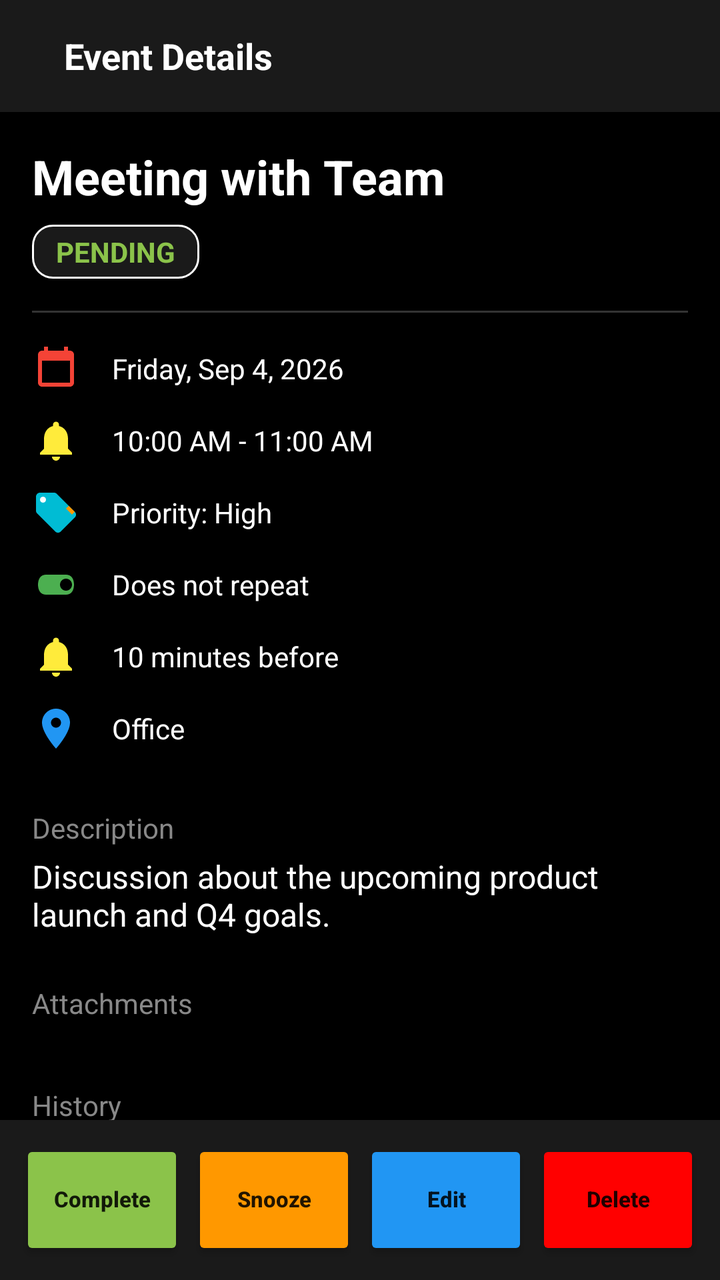
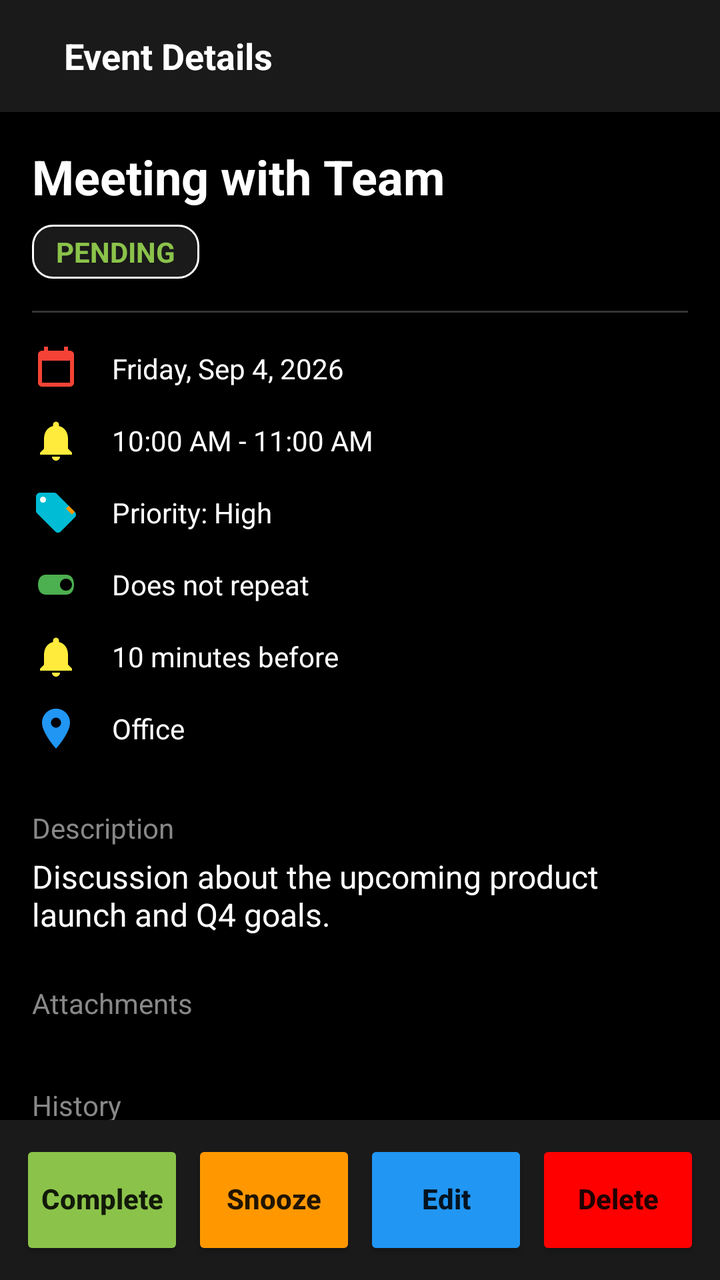

Two renders of the same Android screen: before a commit and after it. Below are the layout's source before the change and the commit's diff.
<!-- AndroidManifest.xml: activity theme Theme.MyCalendar2026SAR -->
<!-- res/layout/activity_notification_details.xml -->
<?xml version="1.0" encoding="utf-8"?>
<androidx.constraintlayout.widget.ConstraintLayout xmlns:android="http://schemas.android.com/apk/res/android"
    xmlns:app="http://schemas.android.com/apk/res-auto"
    android:layout_width="match_parent"
    android:layout_height="match_parent"
    android:background="@color/black">

    <LinearLayout
        android:id="@+id/topBar"
        android:layout_width="match_parent"
        android:layout_height="?attr/actionBarSize"
        android:background="#1A1A1A"
        android:gravity="center_vertical"
        android:orientation="horizontal"
        android:paddingHorizontal="16dp"
        app:layout_constraintTop_toTopOf="parent">

        <ImageButton
            android:id="@+id/backButton"
            android:layout_width="@dimen/_24sdp"
            android:layout_height="@dimen/_24sdp"
            android:background="?attr/selectableItemBackgroundBorderless"
            android:padding="4dp"
            android:scaleType="fitCenter"
            android:src="@drawable/ic_back_color" />

        <TextView
            android:id="@+id/topTitle"
            android:layout_width="0dp"
            android:layout_height="wrap_content"
            android:layout_marginStart="16dp"
            android:layout_weight="1"
            android:text="Event Details"
            android:textColor="@color/white"
            android:textSize="18sp"
            android:textStyle="bold" />

        <ImageButton
            android:id="@+id/editTopButton"
            android:layout_width="@dimen/_24sdp"
            android:layout_height="@dimen/_24sdp"
            android:background="?attr/selectableItemBackgroundBorderless"
            android:padding="4dp"
            android:scaleType="fitCenter"
            android:src="@drawable/ic_menu_edit_color" />

        <ImageButton
            android:id="@+id/moreOptionsButton"
            android:layout_width="@dimen/_24sdp"
            android:layout_height="@dimen/_24sdp"
            android:background="?attr/selectableItemBackgroundBorderless"
            android:padding="4dp"
            android:scaleType="fitCenter"
            android:src="@drawable/ic_more_color" />
    </LinearLayout>

    <ScrollView
        android:layout_width="match_parent"
        android:layout_height="0dp"
        app:layout_constraintBottom_toTopOf="@id/bottomActions"
        app:layout_constraintTop_toBottomOf="@id/topBar">

        <LinearLayout
            android:layout_width="match_parent"
            android:layout_height="wrap_content"
            android:orientation="vertical"
            android:padding="16dp">

            <TextView
                android:id="@+id/detailTitle"
                android:layout_width="match_parent"
                android:layout_height="wrap_content"
                android:text="Meeting with Team"
                android:textColor="@color/white"
                android:textSize="24sp"
                android:textStyle="bold" />

            <TextView
                android:id="@+id/detailStatus"
                android:layout_width="wrap_content"
                android:layout_height="wrap_content"
                android:layout_marginTop="8dp"
                android:background="@drawable/task_input_border"
                android:paddingHorizontal="12dp"
                android:paddingVertical="4dp"
                android:text="PENDING"
                android:textColor="@color/light_green"
                android:textStyle="bold" />

            <View
                android:layout_width="match_parent"
                android:layout_height="1dp"
                android:layout_marginVertical="16dp"
                android:background="#333333" />

            
            <LinearLayout
                android:layout_width="match_parent"
                android:layout_height="wrap_content"
                android:orientation="horizontal"
                android:gravity="center_vertical"
                android:layout_marginBottom="12dp">
                <ImageView android:layout_width="24dp" android:layout_height="24dp" android:src="@drawable/ic_menu_calendar_color" />
                <TextView android:id="@+id/detailDate" android:layout_width="wrap_content" android:layout_height="wrap_content" android:layout_marginStart="16dp" android:text="Friday, Sep 4, 2026" android:textColor="@color/white" />
            </LinearLayout>

            <LinearLayout
                android:layout_width="match_parent"
                android:layout_height="wrap_content"
                android:orientation="horizontal"
                android:gravity="center_vertical"
                android:layout_marginBottom="12dp">
                <ImageView android:layout_width="24dp" android:layout_height="24dp" android:src="@drawable/ic_menu_reminder_color" />
                <TextView android:id="@+id/detailTime" android:layout_width="wrap_content" android:layout_height="wrap_content" android:layout_marginStart="16dp" android:text="10:00 AM - 11:00 AM" android:textColor="@color/white" />
            </LinearLayout>

            <LinearLayout
                android:layout_width="match_parent"
                android:layout_height="wrap_content"
                android:orientation="horizontal"
                android:gravity="center_vertical"
                android:layout_marginBottom="12dp">
                <ImageView android:layout_width="24dp" android:layout_height="24dp" android:src="@drawable/ic_menu_tx_names_color" />
                <TextView android:id="@+id/detailPriority" android:layout_width="wrap_content" android:layout_height="wrap_content" android:layout_marginStart="16dp" android:text="Priority: High" android:textColor="@color/white" />
            </LinearLayout>

            <LinearLayout
                android:layout_width="match_parent"
                android:layout_height="wrap_content"
                android:orientation="horizontal"
                android:gravity="center_vertical"
                android:layout_marginBottom="12dp">
                <ImageView android:layout_width="24dp" android:layout_height="24dp" android:src="@drawable/ic_menu_quick_bar_color" />
                <TextView android:id="@+id/detailRepeat" android:layout_width="wrap_content" android:layout_height="wrap_content" android:layout_marginStart="16dp" android:text="Does not repeat" android:textColor="@color/white" />
            </LinearLayout>

            <LinearLayout
                android:layout_width="match_parent"
                android:layout_height="wrap_content"
                android:orientation="horizontal"
                android:gravity="center_vertical"
                android:layout_marginBottom="12dp">
                <ImageView android:layout_width="24dp" android:layout_height="24dp" android:src="@drawable/ic_menu_reminder_color" />
                <TextView android:id="@+id/detailReminder" android:layout_width="wrap_content" android:layout_height="wrap_content" android:layout_marginStart="16dp" android:text="10 minutes before" android:textColor="@color/white" />
            </LinearLayout>

            <LinearLayout
                android:layout_width="match_parent"
                android:layout_height="wrap_content"
                android:orientation="horizontal"
                android:gravity="center_vertical"
                android:layout_marginBottom="12dp">
                <ImageView android:layout_width="24dp" android:layout_height="24dp" android:src="@drawable/ic_menu_address_color" />
                <TextView android:id="@+id/detailLocation" android:layout_width="wrap_content" android:layout_height="wrap_content" android:layout_marginStart="16dp" android:text="Office" android:textColor="@color/white" />
            </LinearLayout>

            <TextView
                android:layout_width="wrap_content"
                android:layout_height="wrap_content"
                android:layout_marginTop="16dp"
                android:text="Description"
                android:textColor="#888888"
                android:textSize="14sp" />

            <TextView
                android:id="@+id/detailNotes"
                android:layout_width="match_parent"
                android:layout_height="wrap_content"
                android:layout_marginTop="4dp"
                android:text="Discussion about the upcoming product launch and Q4 goals."
                android:textColor="@color/white"
                android:textSize="16sp" />

            
            <LinearLayout
                android:id="@+id/voiceNoteContainer"
                android:layout_width="match_parent"
                android:layout_height="wrap_content"
                android:layout_marginTop="24dp"
                android:background="#1A1A1A"
                android:orientation="horizontal"
                android:padding="12dp"
                android:gravity="center_vertical"
                android:visibility="gone">
                <ImageButton android:id="@+id/playVoiceBtn" android:layout_width="40dp" android:layout_height="40dp" android:src="@android:drawable/ic_media_play" android:background="?attr/selectableItemBackgroundBorderless" app:tint="@color/light_green"/>
                <TextView android:layout_width="0dp" android:layout_height="wrap_content" android:layout_weight="1" android:layout_marginStart="12dp" android:text="Voice Note" android:textColor="@color/white" />
                <ImageButton android:id="@+id/deleteVoiceBtn" android:layout_width="40dp" android:layout_height="40dp" android:src="@drawable/ic_menu_trash_color" android:background="?attr/selectableItemBackgroundBorderless" />
            </LinearLayout>

            
            <TextView
                android:layout_width="wrap_content"
                android:layout_height="wrap_content"
                android:layout_marginTop="24dp"
                android:text="Attachments"
                android:textColor="#888888"
                android:textSize="14sp" />

            <androidx.recyclerview.widget.RecyclerView
                android:id="@+id/attachmentsRecyclerView"
                android:layout_width="match_parent"
                android:layout_height="wrap_content"
                android:layout_marginTop="8dp"
                android:nestedScrollingEnabled="false" />

            
            <TextView
                android:layout_width="wrap_content"
                android:layout_height="wrap_content"
                android:layout_marginTop="24dp"
                android:text="History"
                android:textColor="#888888"
                android:textSize="14sp" />

            <LinearLayout
                android:id="@+id/historyContainer"
                android:layout_width="match_parent"
                android:layout_height="wrap_content"
                android:layout_marginTop="8dp"
                android:orientation="vertical" />

        </LinearLayout>
    </ScrollView>

    <LinearLayout
        android:id="@+id/bottomActions"
        android:layout_width="match_parent"
        android:layout_height="wrap_content"
        android:background="#1A1A1A"
        android:orientation="horizontal"
        android:padding="8dp"
        app:layout_constraintBottom_toBottomOf="parent">

        <Button
            android:id="@+id/completeAction"
            android:layout_width="0dp"
            android:layout_height="60dp"
            android:layout_weight="1"
            android:layout_margin="2dp"
            android:backgroundTint="@color/light_green"
            android:text="Complete"
            android:textSize="11sp"
            android:includeFontPadding="false"
            android:textStyle="bold"
            android:maxLines="1"
            android:padding="0dp"
            android:textAllCaps="false" />

        <Button
            android:id="@+id/snoozeAction"
            android:layout_width="0dp"
            android:layout_height="60dp"
            android:layout_weight="1"
            android:layout_margin="2dp"
            android:backgroundTint="#FF9800"
            android:text="Snooze"
            android:textSize="11sp"
            android:includeFontPadding="false"
            android:textStyle="bold"
            android:maxLines="1"
            android:padding="0dp"
            android:textAllCaps="false" />

        <Button
            android:id="@+id/editAction"
            android:layout_width="0dp"
            android:layout_height="60dp"
            android:layout_weight="1"
            android:layout_margin="2dp"
            android:backgroundTint="#2196F3"
            android:text="Edit"
            android:textSize="11sp"
            android:includeFontPadding="false"
            android:textStyle="bold"
            android:maxLines="1"
            android:padding="0dp"
            android:textAllCaps="false" />

        <Button
            android:id="@+id/deleteAction"
            android:layout_width="0dp"
            android:layout_height="60dp"
            android:layout_weight="1"
            android:layout_margin="2dp"
            android:backgroundTint="@color/red"
            android:text="Delete"
            android:textSize="11sp"
            android:includeFontPadding="false"
            android:textStyle="bold"
            android:maxLines="1"
            android:padding="0dp"
            android:textAllCaps="false" />
    </LinearLayout>

</androidx.constraintlayout.widget.ConstraintLayout>
<!-- resources referenced by this layout -->
<resources>
  <color name="black">#FF000000</color>
  <color name="light_green">#8BC34A</color>
  <color name="red">#FF0000</color>
  <color name="white">#FFFFFFFF</color>
  <!-- drawable ic_back_color (drawable) -->
  <vector xmlns:android="http://schemas.android.com/apk/res/android"
      android:width="24dp"
      android:height="24dp"
      android:viewportWidth="24"
      android:viewportHeight="24">
      
      <path
          android:fillColor="#2196F3"
          android:pathData="M20,11H7.83l5.59,-5.59L12,4l-8,8 8,8 1.41,-1.41L7.83,13H20v-2z" />
      
      <path
          android:fillColor="#64B5F6"
          android:pathData="M12,4l-8,8l8,8v-1l-7,-7l7,-7V4z" />
  </vector>
  <!-- drawable ic_menu_address_color (drawable) -->
  <vector xmlns:android="http://schemas.android.com/apk/res/android"
      android:width="24dp"
      android:height="24dp"
      android:viewportWidth="24"
      android:viewportHeight="24">
      <path
          android:fillColor="#2196F3"
          android:pathData="M12,2C8.13,2 5,5.13 5,9c0,5.25 7,13 7,13s7,-7.75 7,-13c0,-3.87 -3.13,-7 -7,-7zM12,11.5c-1.38,0 -2.5,-1.12 -2.5,-2.5s1.12,-2.5 2.5,-2.5s2.5,1.12 2.5,2.5S13.38,11.5 12,11.5z" />
  </vector>
  <!-- drawable ic_menu_calendar_color (drawable) -->
  <vector xmlns:android="http://schemas.android.com/apk/res/android"
      android:width="24dp"
      android:height="24dp"
      android:viewportWidth="24"
      android:viewportHeight="24">
      <path
          android:fillColor="#F44336"
          android:pathData="M19,3h-1V1h-2v2H8V1H6v2H5C3.89,3 3.01,3.9 3.01,5L3,19c0,1.1 0.89,2 2,2h14c1.1,0 2,-0.9 2,-2V5c0,-1.1 -0.9,-2 -2,-2zM19,19H5V8h14v11z" />
  </vector>
  <!-- drawable ic_menu_edit_color (drawable) -->
  <vector xmlns:android="http://schemas.android.com/apk/res/android"
      android:width="24dp"
      android:height="24dp"
      android:viewportWidth="24"
      android:viewportHeight="24">
      <path
          android:fillColor="#9C27B0"
          android:pathData="M3,17.25V21h3.75L17.81,9.94l-3.75,-3.75L3,17.25zM20.71,7.04c0.39,-0.39 0.39,-1.02 0,-1.41l-2.34,-2.34c-0.39,-0.39 -1.02,-0.39 -1.41,0l-1.83,1.83 3.75,3.75 1.83,-1.83z" />
  </vector>
  <!-- drawable ic_menu_quick_bar_color (drawable) -->
  <vector xmlns:android="http://schemas.android.com/apk/res/android"
      android:width="24dp"
      android:height="24dp"
      android:viewportWidth="24"
      android:viewportHeight="24">
      <path
          android:fillColor="#4CAF50"
          android:pathData="M17,7H7c-2.76,0 -4,2.24 -4,5s1.24,5 4,5h10c2.76,0 4,-2.24 4,-5S19.76,7 17,7zM17,15c-1.66,0 -3,-1.34 -3,-3s1.34,-3 3,-3 3,1.34 3,3 -1.34,3 -3,3z" />
  </vector>
  <!-- drawable task_input_border (drawable) -->
  <?xml version="1.0" encoding="utf-8"?>
  <shape xmlns:android="http://schemas.android.com/apk/res/android">
      <solid android:color="@color/card_dark" />
      <stroke
          android:width="1dp"
          android:color="@color/white" />
      <corners android:radius="10dp" />
  </shape>
  <color name="card_dark">#1A1A1A</color>
  <color name="hunter_green">#355E3B</color>
  <color name="teal_200">#FF03DAC5</color>
  <color name="teal_700">#FF018786</color>
  <style name="CustomMenuTextAppearance" parent="TextAppearance.AppCompat.Widget.PopupMenu.Large">
          <item name="android:textSize">@dimen/_10ssp</item>
          <item name="android:textColor">@color/white</item>
      </style>
  <style name="CustomPopupMenuStyle" parent="Widget.AppCompat.PopupMenu">
          <item name="android:minWidth">@dimen/_110sdp</item>
      </style>
  <style name="GreenButtonStyle" parent="Widget.MaterialComponents.Button.TextButton">
          <item name="android:textColor">@color/light_green</item>
      </style>
  <!-- unchanged entries left out for length: 6 -->
</resources>

<!-- the commit's change to res/layout/activity_notification_details.xml (unified diff, before → after) -->
@@ -235,61 +235,61 @@
             android:id="@+id/completeAction"
             android:layout_width="0dp"
             android:layout_height="60dp"
-            android:layout_weight="1"
-            android:layout_margin="2dp"
+            android:layout_margin="2dp"
+            android:layout_weight="1"
             android:backgroundTint="@color/light_green"
+            android:includeFontPadding="false"
+            android:maxLines="1"
+            android:padding="0dp"
             android:text="Complete"
-            android:textSize="11sp"
-            android:includeFontPadding="false"
-            android:textStyle="bold"
-            android:maxLines="1"
-            android:padding="0dp"
-            android:textAllCaps="false" />
+            android:textAllCaps="false"
+            android:textSize="14sp"
+            android:textStyle="bold" />
 
         <Button
             android:id="@+id/snoozeAction"
             android:layout_width="0dp"
             android:layout_height="60dp"
-            android:layout_weight="1"
-            android:layout_margin="2dp"
+            android:layout_margin="2dp"
+            android:layout_weight="1"
             android:backgroundTint="#FF9800"
+            android:includeFontPadding="false"
+            android:maxLines="1"
+            android:padding="0dp"
             android:text="Snooze"
-            android:textSize="11sp"
-            android:includeFontPadding="false"
-            android:textStyle="bold"
-            android:maxLines="1"
-            android:padding="0dp"
-            android:textAllCaps="false" />
+            android:textAllCaps="false"
+            android:textSize="14sp"
+            android:textStyle="bold" />
 
         <Button
             android:id="@+id/editAction"
             android:layout_width="0dp"
             android:layout_height="60dp"
-            android:layout_weight="1"
-            android:layout_margin="2dp"
+            android:layout_margin="2dp"
+            android:layout_weight="1"
             android:backgroundTint="#2196F3"
+            android:includeFontPadding="false"
+            android:maxLines="1"
+            android:padding="0dp"
             android:text="Edit"
-            android:textSize="11sp"
-            android:includeFontPadding="false"
-            android:textStyle="bold"
-            android:maxLines="1"
-            android:padding="0dp"
-            android:textAllCaps="false" />
+            android:textAllCaps="false"
+            android:textSize="14sp"
+            android:textStyle="bold" />
 
         <Button
             android:id="@+id/deleteAction"
             android:layout_width="0dp"
             android:layout_height="60dp"
-            android:layout_weight="1"
-            android:layout_margin="2dp"
+            android:layout_margin="2dp"
+            android:layout_weight="1"
             android:backgroundTint="@color/red"
+            android:includeFontPadding="false"
+            android:maxLines="1"
+            android:padding="0dp"
             android:text="Delete"
-            android:textSize="11sp"
-            android:includeFontPadding="false"
-            android:textStyle="bold"
-            android:maxLines="1"
-            android:padding="0dp"
-            android:textAllCaps="false" />
+            android:textAllCaps="false"
+            android:textSize="14sp"
+            android:textStyle="bold" />
     </LinearLayout>
 
 </androidx.constraintlayout.widget.ConstraintLayout>
